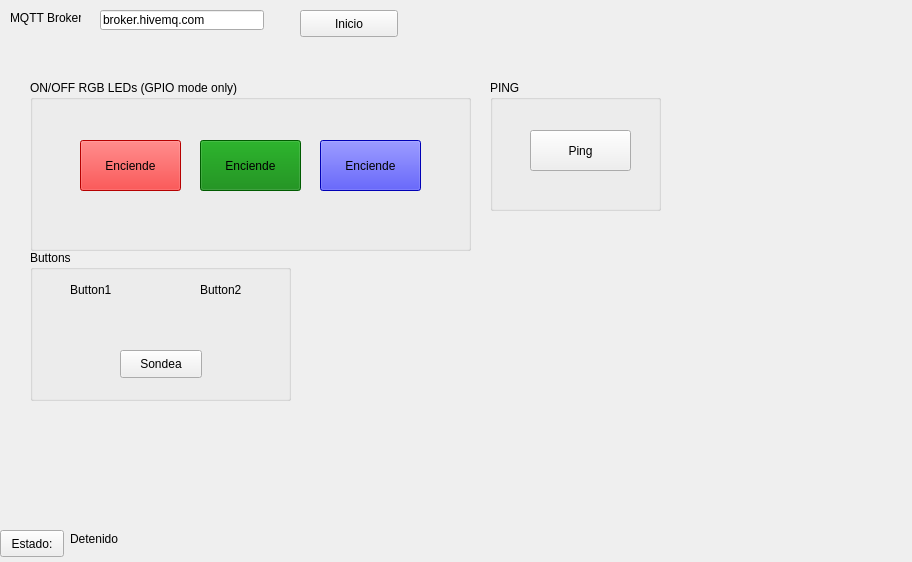
Before: the Qt Designer form guipanel.ui in nicruireq/QtClientForESP32DeviceMQTT, drawn with Qt 5.
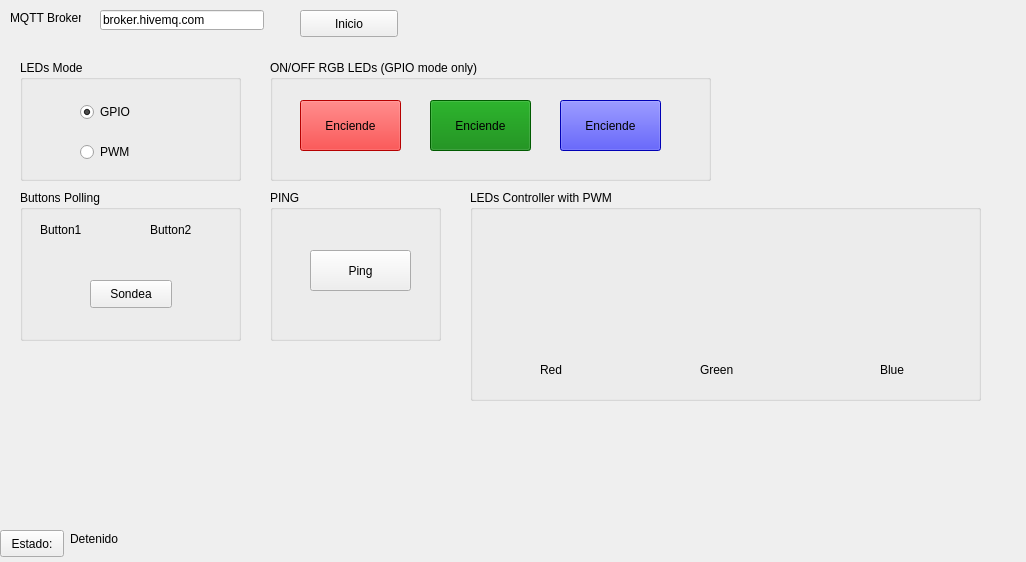
After: the same form once the commit is applied. Custom widgets are drawn as their Qt base class.

Commit message: Features 4.1, 4.2, 4.3 not full) Led mode change control on GUI with radio buttons (XOR behaviour in a group), publish on topic command to request changes and ack checking to provide secure control - enabling and disabling each type of gui control, logic for knobs control publishing on topic led with uint8_t values. Only rest to implement the synchronization with another clients

What changed in the file:
```diff
--- a/guipanel.ui
+++ b/guipanel.ui
@@ -6,7 +6,7 @@
    <rect>
     <x>0</x>
     <y>0</y>
-    <width>912</width>
+    <width>1026</width>
     <height>562</height>
    </rect>
   </property>
@@ -81,10 +81,10 @@
   <widget class="QGroupBox" name="groupBox">
    <property name="geometry">
     <rect>
-     <x>490</x>
-     <y>80</y>
+     <x>270</x>
+     <y>190</y>
      <width>171</width>
-     <height>131</height>
+     <height>151</height>
     </rect>
    </property>
    <property name="title">
@@ -94,7 +94,7 @@
     <property name="geometry">
      <rect>
       <x>40</x>
-      <y>50</y>
+      <y>60</y>
       <width>101</width>
       <height>41</height>
      </rect>
@@ -107,10 +107,10 @@
   <widget class="QGroupBox" name="groupBox_2">
    <property name="geometry">
     <rect>
-     <x>30</x>
-     <y>80</y>
+     <x>270</x>
+     <y>60</y>
      <width>441</width>
-     <height>171</height>
+     <height>121</height>
     </rect>
    </property>
    <property name="title">
@@ -120,7 +120,7 @@
     <property name="geometry">
      <rect>
       <x>290</x>
-      <y>60</y>
+      <y>40</y>
       <width>101</width>
       <height>51</height>
      </rect>
@@ -141,8 +141,8 @@
    <widget class="QPushButton" name="gpioGreenButton">
     <property name="geometry">
      <rect>
-      <x>170</x>
-      <y>60</y>
+      <x>160</x>
+      <y>40</y>
       <width>101</width>
       <height>51</height>
      </rect>
@@ -160,8 +160,8 @@
    <widget class="QPushButton" name="gpioRedButton">
     <property name="geometry">
      <rect>
-      <x>50</x>
-      <y>60</y>
+      <x>30</x>
+      <y>40</y>
       <width>101</width>
       <height>51</height>
      </rect>
@@ -180,20 +180,20 @@
   <widget class="QGroupBox" name="groupBox_3">
    <property name="geometry">
     <rect>
-     <x>30</x>
-     <y>250</y>
-     <width>261</width>
+     <x>20</x>
+     <y>190</y>
+     <width>221</width>
      <height>151</height>
     </rect>
    </property>
    <property name="title">
-    <string>Buttons</string>
+    <string>Buttons Polling</string>
    </property>
    <widget class="QPushButton" name="sondeaButton">
     <property name="geometry">
      <rect>
-      <x>90</x>
-      <y>100</y>
+      <x>70</x>
+      <y>90</y>
       <width>82</width>
       <height>28</height>
      </rect>
@@ -205,7 +205,7 @@
    <widget class="Led" name="button1StateLed">
     <property name="geometry">
      <rect>
-      <x>60</x>
+      <x>40</x>
       <y>60</y>
       <width>16</width>
       <height>16</height>
@@ -221,7 +221,7 @@
    <widget class="Led" name="button2StateLed">
     <property name="geometry">
      <rect>
-      <x>190</x>
+      <x>150</x>
       <y>60</y>
       <width>16</width>
       <height>16</height>
@@ -244,7 +244,7 @@
    <widget class="QLabel" name="label_2">
     <property name="geometry">
      <rect>
-      <x>40</x>
+      <x>20</x>
       <y>30</y>
       <width>63</width>
       <height>20</height>
@@ -257,7 +257,7 @@
    <widget class="QLabel" name="label_3">
     <property name="geometry">
      <rect>
-      <x>170</x>
+      <x>130</x>
       <y>30</y>
       <width>63</width>
       <height>20</height>
@@ -268,6 +268,151 @@
     </property>
    </widget>
   </widget>
+  <widget class="QGroupBox" name="groupBox_4">
+   <property name="geometry">
+    <rect>
+     <x>20</x>
+     <y>60</y>
+     <width>221</width>
+     <height>121</height>
+    </rect>
+   </property>
+   <property name="title">
+    <string>LEDs Mode</string>
+   </property>
+   <widget class="QRadioButton" name="radioBtnGPIO">
+    <property name="geometry">
+     <rect>
+      <x>60</x>
+      <y>40</y>
+      <width>106</width>
+      <height>24</height>
+     </rect>
+    </property>
+    <property name="text">
+     <string>GPIO</string>
+    </property>
+    <property name="checked">
+     <bool>true</bool>
+    </property>
+    <property name="autoExclusive">
+     <bool>true</bool>
+    </property>
+   </widget>
+   <widget class="QRadioButton" name="radioBtnPWM">
+    <property name="geometry">
+     <rect>
+      <x>60</x>
+      <y>80</y>
+      <width>106</width>
+      <height>24</height>
+     </rect>
+    </property>
+    <property name="text">
+     <string>PWM</string>
+    </property>
+   </widget>
+  </widget>
+  <widget class="QGroupBox" name="groupBox_5">
+   <property name="geometry">
+    <rect>
+     <x>470</x>
+     <y>190</y>
+     <width>511</width>
+     <height>211</height>
+    </rect>
+   </property>
+   <property name="title">
+    <string>LEDs Controller with PWM</string>
+   </property>
+   <widget class="QwtKnob" name="redKnob">
+    <property name="enabled">
+     <bool>false</bool>
+    </property>
+    <property name="geometry">
+     <rect>
+      <x>10</x>
+      <y>30</y>
+      <width>150</width>
+      <height>150</height>
+     </rect>
+    </property>
+    <property name="upperBound">
+     <double>255.000000000000000</double>
+    </property>
+   </widget>
+   <widget class="QwtKnob" name="greenKnob">
+    <property name="enabled">
+     <bool>false</bool>
+    </property>
+    <property name="geometry">
+     <rect>
+      <x>180</x>
+      <y>30</y>
+      <width>150</width>
+      <height>150</height>
+     </rect>
+    </property>
+    <property name="upperBound">
+     <double>255.000000000000000</double>
+    </property>
+   </widget>
+   <widget class="QwtKnob" name="blueKnob">
+    <property name="enabled">
+     <bool>false</bool>
+    </property>
+    <property name="geometry">
+     <rect>
+      <x>350</x>
+      <y>30</y>
+      <width>150</width>
+      <height>150</height>
+     </rect>
+    </property>
+    <property name="upperBound">
+     <double>255.000000000000000</double>
+    </property>
+   </widget>
+   <widget class="QLabel" name="label_4">
+    <property name="geometry">
+     <rect>
+      <x>70</x>
+      <y>170</y>
+      <width>63</width>
+      <height>20</height>
+     </rect>
+    </property>
+    <property name="text">
+     <string>Red</string>
+    </property>
+   </widget>
+   <widget class="QLabel" name="label_5">
+    <property name="geometry">
+     <rect>
+      <x>230</x>
+      <y>170</y>
+      <width>63</width>
+      <height>20</height>
+     </rect>
+    </property>
+    <property name="text">
+     <string>Green</string>
+    </property>
+   </widget>
+   <widget class="QLabel" name="label_6">
+    <property name="geometry">
+     <rect>
+      <x>410</x>
+      <y>170</y>
+      <width>63</width>
+      <height>20</height>
+     </rect>
+    </property>
+    <property name="text">
+     <string>Blue</string>
+    </property>
+   </widget>
+  </widget>
  </widget>
  <layoutdefault spacing="6" margin="11"/>
  <customwidgets>
@@ -276,6 +421,11 @@
    <extends>QWidget</extends>
    <header>analogwidgets/led.h</header>
   </customwidget>
+  <customwidget>
+   <class>QwtKnob</class>
+   <extends>QWidget</extends>
+   <header>qwt_knob.h</header>
+  </customwidget>
  </customwidgets>
  <tabstops>
   <tabstop>runButton</tabstop>
```
Left out of the diff: 2 changed lines with no effect on the pictures. The commit also changes 3 other files.
